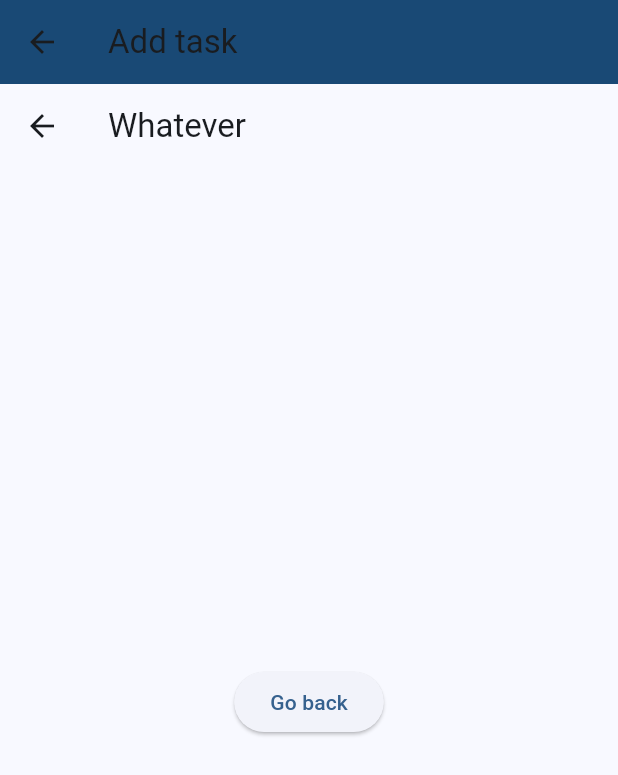
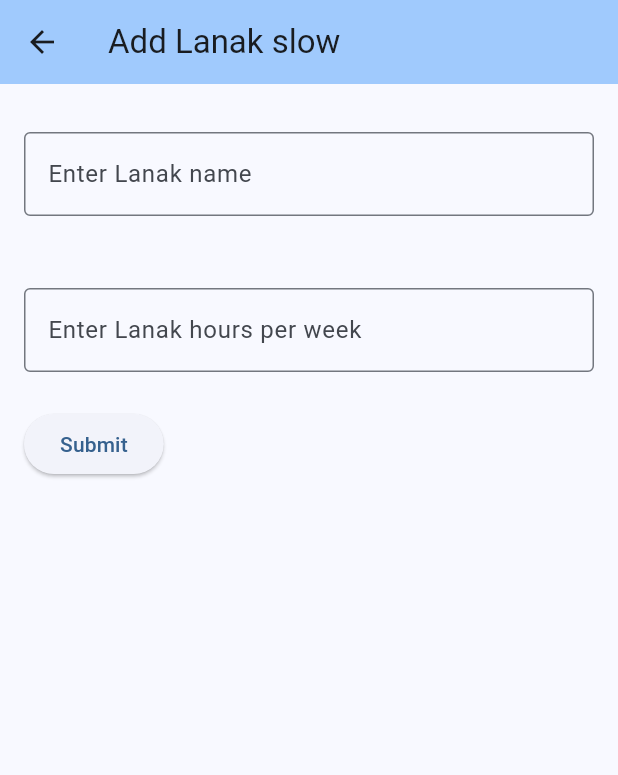
Before and after one commit to isilanes/lanak, a Flutter app: the AddTaskView screen opened directly, on a phone screen of 412 x 824 dp. Shown: the top 775 px of the screen. Run offline on Flutter 3.47's test engine with Material 2 defaults, Android fonts, the phone set to English and light mode, and no system bars.

Commit message:
Implement usable text inputs

```diff
--- a/lib/views/add_task.dart
+++ b/lib/views/add_task.dart
@@ -1,12 +1,12 @@
 import 'package:flutter/material.dart';
 
-import '../db.dart';
+// import '../db.dart';
 
 
 class AddTaskView extends StatefulWidget {
   const AddTaskView({super.key});
 
-  final String title = "Add task";
+  final String title = "Add Lanak slow";
 
   @override
   State<AddTaskView> createState() => _AddTaskViewState();
@@ -15,12 +15,20 @@ class AddTaskView extends StatefulWidget {
 
 class _AddTaskViewState extends State<AddTaskView> {
   final styleTaskDetailText = const TextStyle(fontSize: 24);
+  final lanakNameController = TextEditingController();
+  final lanakHoursController = TextEditingController();
+
+  @override
+  void dispose() {
+    lanakNameController.dispose();
+    super.dispose();
+  }
 
   @override
   Widget build(BuildContext context) {
     return Scaffold(
       appBar: AppBar(
-        backgroundColor: Theme.of(context).colorScheme.onPrimaryContainer,
+        backgroundColor: Theme.of(context).colorScheme.inversePrimary,
         title: Text(widget.title),
       ),
       body: _taskDetail(),
@@ -28,18 +36,45 @@ class _AddTaskViewState extends State<AddTaskView> {
   }
 
   Widget _taskDetail() {
-    return Scaffold(
-      appBar: AppBar(
-        title: const Text("Whatever"),
-      ),
-      body: Center(
-        child: ElevatedButton(
-          child: const Text("Go back"),
-          onPressed: () {
-            Navigator.pop(context);
-          },
-        ),
-      ),
+    return Center(
+      child: Column(
+        crossAxisAlignment: CrossAxisAlignment.start,
+        children: <Widget>[
+          Padding(
+              padding: const EdgeInsets.symmetric(horizontal: 16, vertical: 32),
+              child: TextField(
+                decoration: const InputDecoration(
+                  border: OutlineInputBorder(),
+                  labelText: "Enter Lanak name",
+                ),
+                controller: lanakNameController,
+              )
+          ),
+          Padding(
+              padding: const EdgeInsets.symmetric(horizontal: 16, vertical: 16),
+              child: TextField(
+                decoration: const InputDecoration(
+                  border: OutlineInputBorder(),
+                  labelText: "Enter Lanak hours per week",
+                ),
+                controller: lanakHoursController,
+              )
+          ),
+          Padding(
+            padding: const EdgeInsets.symmetric(horizontal: 16, vertical: 8),
+            child: ElevatedButton(
+                onPressed: () {
+                  ScaffoldMessenger.of(context).showSnackBar(
+                    SnackBar(content: Text(
+                        "Will do ${lanakNameController.text} for ${lanakHoursController.text} hours per week")
+                    )
+                  );
+                },
+                child: const Text("Submit"),
+            )
+          )
+        ],
+      )
     );
   }
 }
--- a/lib/views/main.dart
+++ b/lib/views/main.dart
@@ -7,7 +7,7 @@ import 'add_task.dart';
 class MainView extends StatefulWidget {
   const MainView({super.key});
 
-  final String title = "Task list";
+  final String title = "Lanak list";
 
   @override
   State<MainView> createState() => _MainViewState();
```
